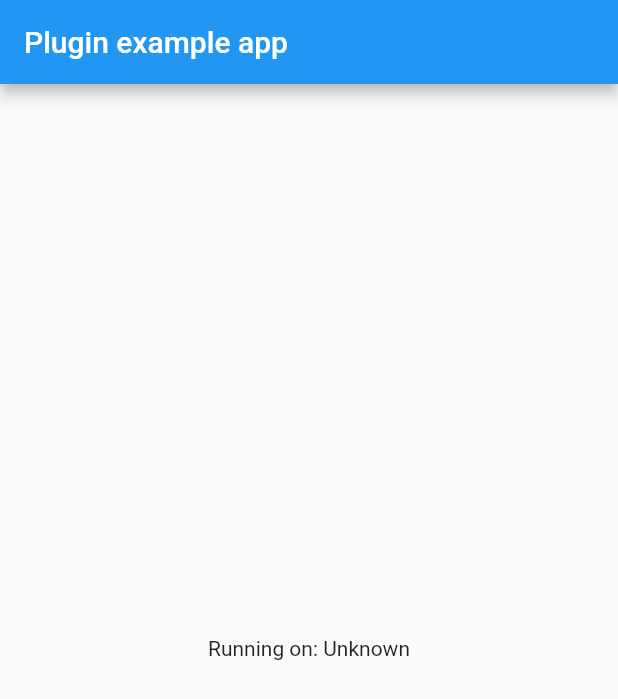
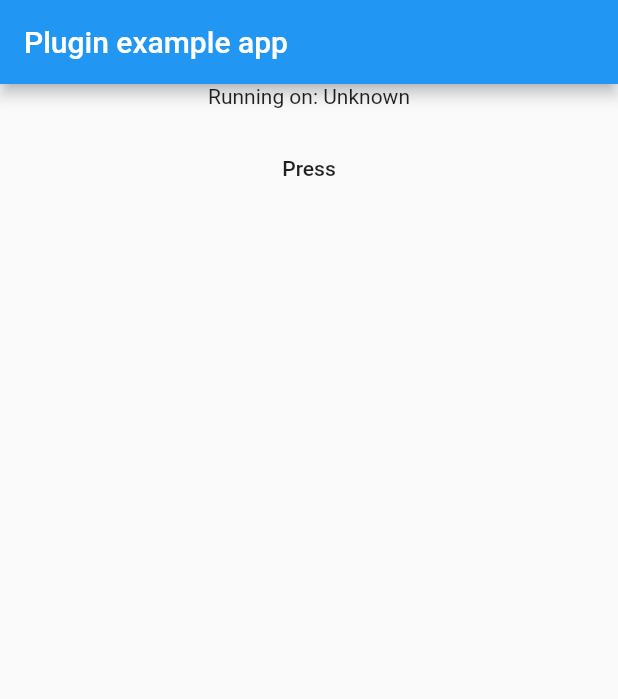
Before and after one commit to hanwencheng/substrate_sign_flutter, a Flutter app: the screen it shows after launch, on a phone screen of 412 x 824 dp. Shown: the top 699 px of the screen. Run offline on Flutter 3.47's test engine with Material 2 defaults, Android fonts, the phone set to English and light mode, and no system bars; missing offline and left inert: dart:ffi.

```diff
--- a/example/lib/main.dart
+++ b/example/lib/main.dart
@@ -48,7 +48,19 @@ class _MyAppState extends State<MyApp> {
           title: const Text('Plugin example app'),
         ),
         body: Center(
-          child: Text('Running on: $_platformVersion\n'),
+          child: Column(
+            children: <Widget>[
+              Text('Running on: $_platformVersion\n'),
+              FlatButton(
+                child: const Text('Press'),
+                onPressed: () {
+                  String response = randomPhrase(12);
+                  print("response is $response");
+
+                },
+              ),
+            ],
+          )
         ),
       ),
     );
--- a/example/pubspec.yaml
+++ b/example/pubspec.yaml
@@ -16,6 +16,7 @@ dependencies:
 dev_dependencies:
   flutter_test:
     sdk: flutter
+  test: ^1.14.2
 
   substrate_sign_flutter:
     path: ../
```
Also changed, not shown: lib/substrate_sign_flutter.dart (+16 -0 lines), 5 other files.
